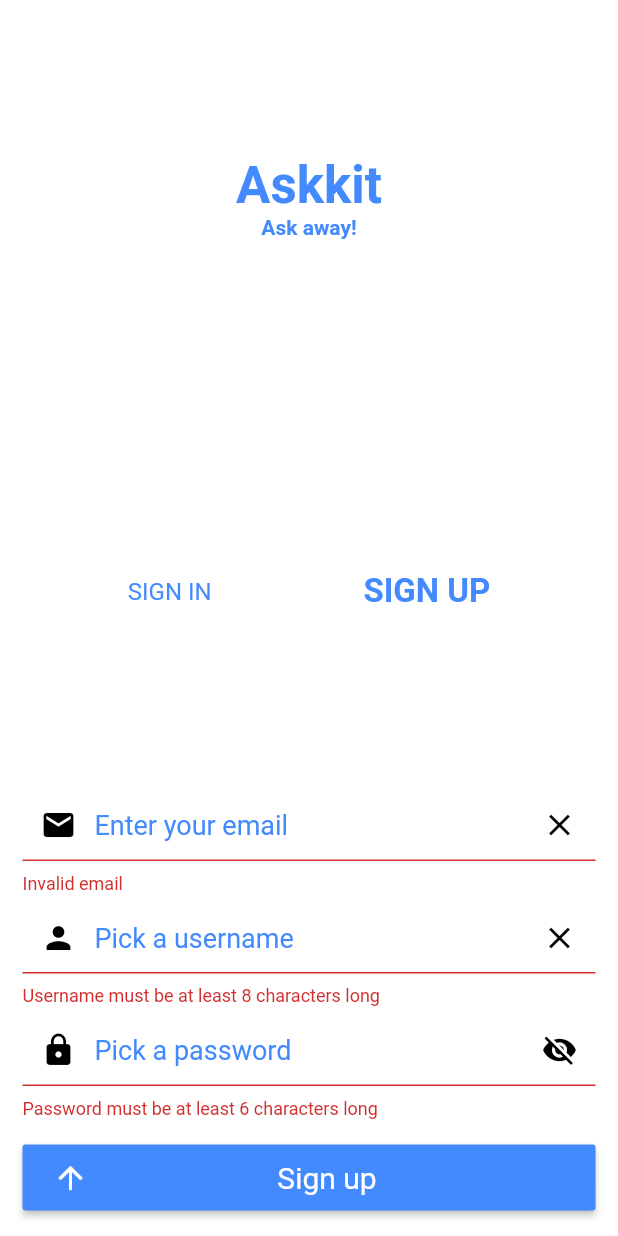
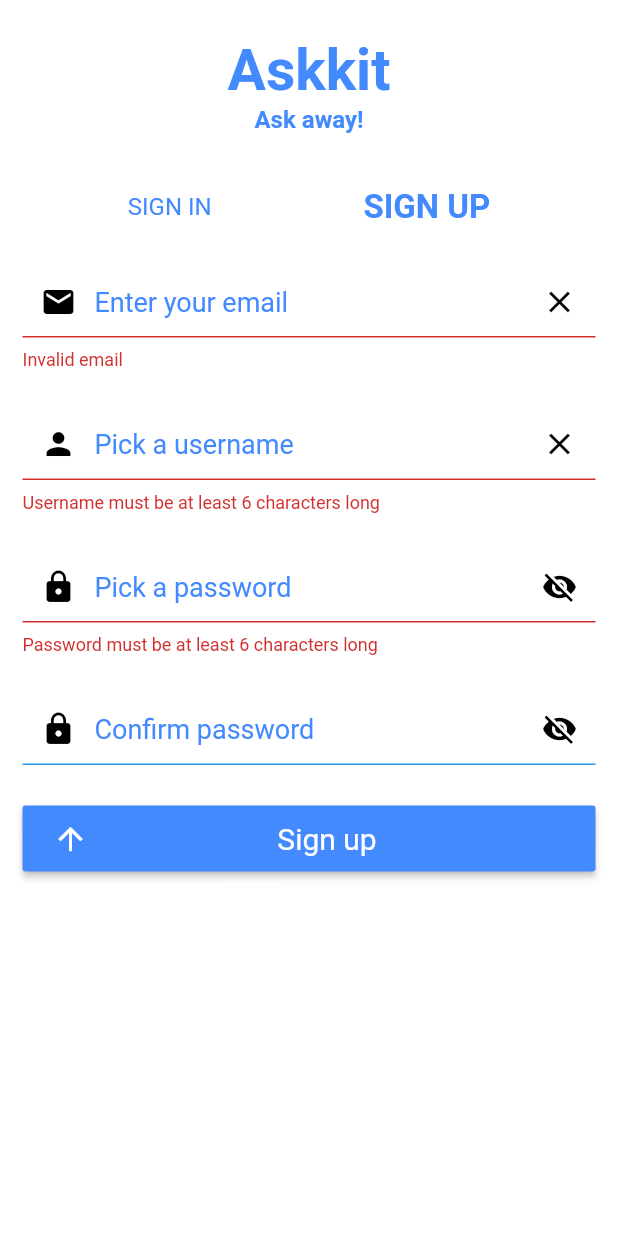
Before and after one commit to softeng-feup/open-cx-jakepaulers, a Flutter app: the screen it shows after launch, after a tap on "SIGN UP", after a tap on "Sign up", on a phone screen of 412 x 824 dp. Run offline on Flutter 3.47's test engine with Material 2 defaults, Android fonts, the phone set to English and light mode, and no system bars; our stand-ins replace cloud_firestore, firebase_auth; missing offline and left inert: dart:ffi; accounts and stored records are empty; network calls fail.

Commit message:
upload date to comments/questions, improved login page *
*
- Login overflow fixed
- Added forgot password option
- Added confirm password field

```diff
--- a/Askkit/askkit/lib/Controller/Authenticator.dart
+++ b/Askkit/askkit/lib/Controller/Authenticator.dart
@@ -37,4 +37,8 @@ class Auth {
     FirebaseUser user = await _firebaseAuth.currentUser();
     return user.isEmailVerified;
   }
+
+  static Future<void> sendForgotPassword(String email) async {
+    return _firebaseAuth.sendPasswordResetEmail(email: email);
+  }
 }
--- a/Askkit/askkit/lib/Model/Answer.dart
+++ b/Askkit/askkit/lib/Model/Answer.dart
@@ -4,8 +4,7 @@ import 'package:cloud_firestore/cloud_firestore.dart';
 
 class Answer extends Comment {
   DocumentReference question;
-  DocumentReference reference;
 
-  Answer(User user, String answer, DocumentReference question, DocumentReference reference): this.question = question,
-        super(user, answer, reference);
+  Answer(User user, String answer, DateTime date, DocumentReference question, DocumentReference reference): this.question = question,
+        super(user, answer, date, reference);
 }
--- a/Askkit/askkit/lib/Model/Question.dart
+++ b/Askkit/askkit/lib/Model/Question.dart
@@ -5,8 +5,9 @@ import 'package:cloud_firestore/cloud_firestore.dart';
 class Question extends Comment {
   int upvotes = 0;
   int userVote = 0;
+  int numComments = 1;
 
-  Question(User user, String question, DocumentReference reference) : super(user, question, reference);
+  Question(User user, String question, DateTime date, DocumentReference reference) : super(user, question, date, reference);
 
   void downvote() {
     if (userVote == 1)
@@ -26,4 +27,10 @@ class Question extends Comment {
 
     userVote = (userVote == 1) ? 0 : 1;
   }
+
+  String getCommentsString() {
+    if (numComments == 1)
+        return "1 comment";
+    return "$numComments comments";
+  }
 }
--- a/Askkit/askkit/lib/View/Controllers/AuthListener.dart
+++ b/Askkit/askkit/lib/View/Controllers/AuthListener.dart
@@ -6,5 +6,6 @@ abstract class AuthListener {
   void onSignInUnverified();
 
   void onSignUpSuccess();
-  void onSignUpDuplicate();
+  void onSignUpDuplicateEmail();
+  void onSignUpDuplicateUsername();
 }
--- a/Askkit/askkit/lib/View/Controllers/DatabaseController.dart
+++ b/Askkit/askkit/lib/View/Controllers/DatabaseController.dart
@@ -8,6 +8,7 @@ abstract class DatabaseController {
   Future<void> signUp(String email, String username, String password, AuthListener listener);
   Future<void> signOut() {}
   Future<void> sendEmailVerification();
+  Future<void> sendForgotPassword(String username);
 
   Future<void> addQuestion(Question question);
   Future<void> addAnswer(Answer answer);
@@ -25,4 +26,5 @@ abstract class DatabaseController {
   Future<void> setVote(Question question, User user, int value);
 
 
+
 }
--- a/Askkit/askkit/lib/View/Pages/AnswersPage.dart
+++ b/Askkit/askkit/lib/View/Pages/AnswersPage.dart
@@ -56,7 +56,7 @@ class AnswersPageState extends State<AnswersPage> {
             backgroundColor: primaryColor,
             actions: <Widget>[
               IconButton(icon: Icon(Icons.refresh), onPressed: fetchAnswers),
-              IconButton(icon: Icon(Icons.edit), onPressed: addAnswerForm),
+              IconButton(icon: Icon(Icons.add_circle), onPressed: addAnswerForm),
             ],
         ),
         backgroundColor: backgroundColor,
@@ -138,7 +138,7 @@ class AnswersPageState extends State<AnswersPage> {
 
   void addAnswer(String text) async {
     User user = await widget._dbcontroller.getCurrentUser();
-    await widget._dbcontroller.addAnswer(Answer(user, text, widget._question.reference, null));
+    await widget._dbcontroller.addAnswer(Answer(user, text, DateTime.now(), widget._question.reference, null));
     await fetchAnswers();
   }
 }
--- a/Askkit/askkit/lib/View/Pages/LogInPage.dart
+++ b/Askkit/askkit/lib/View/Pages/LogInPage.dart
@@ -1,6 +1,7 @@
 import 'dart:core';
 import 'package:askkit/Model/User.dart';
 import 'package:askkit/View/Controllers/AuthListener.dart';
+import 'package:askkit/View/TextFieldValidators/LoginValidators.dart';
 import 'package:askkit/View/Widgets/CustomDialog.dart';
 import 'package:flutter/material.dart';
 import 'package:flutter/services.dart';
@@ -28,24 +29,15 @@ class _LogInPageState extends State<LogInPage> implements AuthListener {
   TextEditingController _newUsernameController = TextEditingController();
   TextEditingController _newEmailController = TextEditingController();
   TextEditingController _newPasswordController = TextEditingController();
+  TextEditingController _confirmPasswordController = TextEditingController();
 
   static const Color signUpColor = primaryColor;
-  static const usernameMinLength = 8;
-  static const passwordMinLength = 6;
-
-  static const String emailRegex = "^[a-zA-Z0-9.!#\$%&'*+/=?^_`{|}~-]+@[a-zA-Z0-9](?:[a-zA-Z0-9-]{0,253}[a-zA-Z0-9])?(?:\.[a-zA-Z0-9](?:[a-zA-Z0-9-]{0,253}[a-zA-Z0-9])?)*\$";
 
   bool _hidePassword = true;
 
   @protected
   void initState() {
     super.initState();
-
-    //KeyboardVisibilityNotification().addNewListener(
-    //  onChange: (bool visible) {
-    //     this.keyboardvisible = visible;
-    //  },
-    //);
   }
 
 
@@ -66,48 +58,46 @@ class _LogInPageState extends State<LogInPage> implements AuthListener {
       DeviceOrientation.portraitDown,
     ]);
     return Scaffold(
-        body: Container(
-            color: backgroundColor,
-            child: Column(
+        backgroundColor: backgroundColor,
+        body: ListView(
           children: <Widget>[
-                Expanded(
-                  child: Column(
+            Column(
               mainAxisAlignment: MainAxisAlignment.center,
               children: <Widget>[
-                      titleText("Askkit", 34),
-                      titleText("Ask away!", 14)
+                titleText("Askkit", 38, EdgeInsets.only(top: 25.0)),
+                titleText("Ask away!", 16, EdgeInsets.only(bottom: 25.0)),
               ],
             ),
-                ),
-                Expanded(
-                  child: Row(
+            Column(
+              children: <Widget>[
+                Row(
                   mainAxisAlignment: MainAxisAlignment.spaceEvenly,
-                    crossAxisAlignment: CrossAxisAlignment.center,
                   children: <Widget>[
                     switchSignButton("SIGN IN", () => setState(() => changeToSignIn()), _signInActive),
                     switchSignButton("SIGN UP", () => setState(() => changeToSignUp()), _signUpActive)
                   ],
                 ),
-                ),
                 Container(
-                    margin: EdgeInsets.only(left: 15.0, right: 15.0, bottom: 15.0),
+                    margin: EdgeInsets.all(15.0),
                     child: _signInActive ? _showSignIn() : _showSignUp()),
               ],
             )
+          ],
         )
     );
   }
 
-  Widget titleText(String text, double fontSize) {
-   // if (this.keyboardvisible)
-   //   return Container();
-    return Text(text, style: Theme
+  Widget titleText(String text, double fontSize, EdgeInsets margin) {
+    return Container(
+      margin: margin,
+      child: Text(text, style: Theme
           .of(context)
           .textTheme
           .title
           .copyWith(fontSize: fontSize,
           fontWeight: FontWeight.bold,
-            color: primaryColor)
+          color: primaryColor),
+    )
     );
   }
 
@@ -120,8 +110,11 @@ class _LogInPageState extends State<LogInPage> implements AuthListener {
             child: loginTextField("Username", Icons.person, _usernameController)
         ),
         Container(
-            margin: EdgeInsets.only(bottom: 25.0),
             child: loginTextField("Password", Icons.lock, _passwordController, isPasswordField: true)
+        ),
+        FlatButton(
+          onPressed: forgotPassword,
+          child: Text("Forgot password?", textAlign: TextAlign.left, style: TextStyle(decoration: TextDecoration.underline))
         ),
         Container(
             child: loginSubmitButton("Sign in", Icons.arrow_forward, () {
@@ -141,35 +134,20 @@ class _LogInPageState extends State<LogInPage> implements AuthListener {
         crossAxisAlignment: CrossAxisAlignment.stretch,
         children: <Widget>[
           Container(
-            margin: EdgeInsets.only(bottom: 5.0),
-            child: loginTextField("Enter your email", Icons.email, _newEmailController,
-                validator: (String value) {
-                  RegExp regex = new RegExp(emailRegex, caseSensitive: false);
-                  if (regex.hasMatch(value))
-                    return null;
-                  return "Invalid email";
-                }
-            )
+            margin: EdgeInsets.only(bottom: 25.0),
+            child: loginTextField("Enter your email", Icons.email, _newEmailController, validator: LoginValidator.emailValidator())
           ),
           Container(
-            margin: EdgeInsets.only(bottom: 5.0),
-            child: loginTextField("Pick a username", Icons.person, _newUsernameController,
-                validator: (String value) {
-                  if (value.length < usernameMinLength)
-                    return "Username must be at least $usernameMinLength characters long";
-                  return null;
-                }
-            )
+            margin: EdgeInsets.only(bottom: 25.0),
+            child: loginTextField("Pick a username", Icons.person, _newUsernameController, validator: LoginValidator.usernameValidator())
           ),
           Container(
-            margin: EdgeInsets.only(bottom: 15.0),
-            child: loginTextField("Pick a password", Icons.lock, _newPasswordController, isPasswordField: true,
-                validator: (String value) {
-                  if (value.length < passwordMinLength)
-                    return "Password must be at least $passwordMinLength characters long";
-                  return null;
-                }
+            margin: EdgeInsets.only(bottom: 25.0),
+            child: loginTextField("Pick a password", Icons.lock, _newPasswordController, isPasswordField: true, validator: LoginValidator.passwordValidator())
           ),
+          Container(
+            margin: EdgeInsets.only(bottom: 25.0),
+            child: loginTextField("Confirm password", Icons.lock, _confirmPasswordController, isPasswordField: true, validator: LoginValidator.confirmPasswordValidator(_newPasswordController))
           ),
           Container(
               child: loginSubmitButton("Sign up", Icons.arrow_upward, () {
@@ -182,7 +160,7 @@ class _LogInPageState extends State<LogInPage> implements AuthListener {
     );
   }
 
-  Widget loginTextField(String hint, IconData icon, TextEditingController controller, {bool isPasswordField : false, Function validator}) {
+  Widget loginTextField(String hint, IconData icon, TextEditingController controller, {bool isPasswordField : false, FormFieldValidator<String> validator}) {
     IconButton suffixIcon;
     if (isPasswordField)
       suffixIcon = IconButton(
@@ -261,13 +239,27 @@ class _LogInPageState extends State<LogInPage> implements AuthListener {
   }
 
   @override
-  void onSignUpDuplicate() {
+  void onSignUpDuplicateEmail() {
     OkDialog("Sign up failed", "There is already an account with this email.", context).show();
+  }
+
+  @override
+  void onSignUpDuplicateUsername() {
+    OkDialog("Sign up failed", "There is already an account with this username.", context).show();
   }
 
   @override
   void onSignUpSuccess() {
     OkDialog("Successfully signed up!", "Please check your email to verify your account.", context).show();
+    WidgetsBinding.instance.addPostFrameCallback((_) => _newEmailController.clear());
+    WidgetsBinding.instance.addPostFrameCallback((_) => _newUsernameController.clear());
+    WidgetsBinding.instance.addPostFrameCallback((_) => _newPasswordController.clear());
+    WidgetsBinding.instance.addPostFrameCallback((_) => _confirmPasswordController.clear());
   }
 
+
+  void forgotPassword() {
+    widget._dbcontroller.sendForgotPassword(_usernameController.text);
+    OkDialog("Email sent to ${_usernameController.text}!", "Check your inbox to reset your password.", context).show();
   }
+}
--- a/Askkit/askkit/lib/View/Pages/QuestionsPage.dart
+++ b/Askkit/askkit/lib/View/Pages/QuestionsPage.dart
@@ -47,7 +47,7 @@ class QuestionsPageState extends State<QuestionsPage> {
           backgroundColor: primaryColor,
           actions: <Widget>[
             IconButton(icon: Icon(Icons.refresh), onPressed: fetchQuestions),
-            IconButton(icon: Icon(Icons.edit), onPressed: addQuestionForm),
+            IconButton(icon: Icon(Icons.add_circle), onPressed: addQuestionForm),
             IconButton(icon: Icon(Icons.exit_to_app), onPressed: signOut),
           ],
       ),
@@ -128,7 +128,7 @@ class QuestionsPageState extends State<QuestionsPage> {
 
   void addQuestion(String text) async {
     User user = await widget._dbcontroller.getCurrentUser();
-    await widget._dbcontroller.addQuestion(Question(user, text, null));
+    await widget._dbcontroller.addQuestion(Question(user, text, DateTime.now(), null));
     await fetchQuestions();
   }
 
--- /dev/null
+++ b/Askkit/askkit/lib/View/TextFieldValidators/LoginValidators.dart
@@ -0,0 +1,43 @@
+import 'package:flutter/material.dart';
+
+class LoginValidator {
+  static const usernameMinLength = 6;
+  static const passwordMinLength = 6;
+  static const String emailRegex = "^[a-zA-Z0-9.!#\$%&'*+/=?^_`{|}~-]+@[a-zA-Z0-9](?:[a-zA-Z0-9-]{0,253}[a-zA-Z0-9])?(?:\.[a-zA-Z0-9](?:[a-zA-Z0-9-]{0,253}[a-zA-Z0-9])?)*\$";
+
+  static FormFieldValidator<String> usernameValidator() {
+    return (String value) {
+      if (value.length < usernameMinLength)
+        return "Username must be at least $usernameMinLength characters long";
+      return null;
+    };
+  }
+
+
+  static FormFieldValidator<String> emailValidator() {
+    return (String value) {
+      RegExp regex = new RegExp(emailRegex, caseSensitive: false);
+      if (regex.hasMatch(value))
+        return null;
+      return "Invalid email";
+    };
+  }
+
+
+  static FormFieldValidator<String> passwordValidator() {
+    return (String value) {
+      if (value.length < passwordMinLength)
+        return "Password must be at least $passwordMinLength characters long";
+      return null;
+    };
+  }
+
+  static FormFieldValidator<String> confirmPasswordValidator(TextEditingController passwordController) {
+    return (String value) {
+      if (value != passwordController.text)
+        return "Passwords do not match";
+      return null;
+    };
+  }
+
+}
--- a/Askkit/askkit/lib/View/Widgets/CardTemplate.dart
+++ b/Askkit/askkit/lib/View/Widgets/CardTemplate.dart
@@ -9,11 +9,13 @@ abstract class CardTemplate extends StatefulWidget {
 
   static const TextStyle contentStyle = TextStyle(color: Colors.black, fontSize: 15.0);
   static const TextStyle usernameStyle = TextStyle(color: Colors.black, fontSize: 20.0, fontWeight: FontWeight.bold);
+  static const TextStyle dateStyle = TextStyle(color: Colors.black, fontSize: 10.0);
   static const TextStyle loadingStyle = TextStyle(color: Colors.black, fontSize: 20.0, fontWeight: FontWeight.bold);
 
   static const double borderRadius = 10.0;
   static const EdgeInsets outerPadding = EdgeInsets.all(10.0);
   static const EdgeInsets contentPadding = EdgeInsets.only(top: 10.0);
+
 
 
   State<StatefulWidget> createState() {
```
Also changed, not shown: Askkit/askkit/lib/Controller/FirebaseController.dart (+42 -16 lines), Askkit/askkit/lib/Model/Comment.dart (+29 -2 lines), Askkit/askkit/lib/Model/User.dart (+9 -0 lines), Askkit/askkit/lib/View/Widgets/AnswerCard.dart (+5 -8 lines), Askkit/askkit/lib/View/Widgets/QuestionCard.dart (+12 -8 lines). Lines whose indentation alone changed are shown as unchanged.
